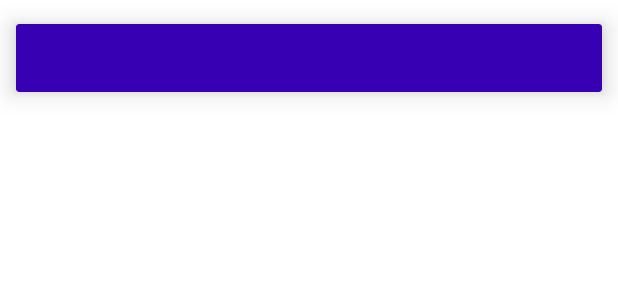
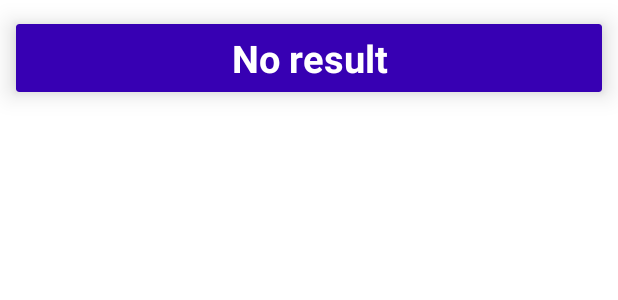
Before and after one commit to rajatUsingGit/movieDB, an Android app: the layout list_item.xml on its own in the app's theme, with its tools: preview values and no code run, on a phone screen of 412 x 824 dp. Shown: the top 300 px of the screen. Run offline under Robolectric (Android 15) with nearby library versions, the phone set to English and light mode, and no system bars; network calls fail.

```diff
--- a/app/src/main/java/com/example/mymovies/data/local/MovieDao.java
+++ b/app/src/main/java/com/example/mymovies/data/local/MovieDao.java
@@ -30,4 +30,7 @@ public interface MovieDao {
     @Query("SELECT * FROM movie_table WHERE id=:id")
     MovieItem getMovieById(int id);
 
+    @Query("SELECT * FROM movie_table WHERE UPPER(title)=UPPER(:title)")
+    MovieItem getMovieByTitle(String title);
+
 }
--- a/app/src/main/res/layout/list_item.xml
+++ b/app/src/main/res/layout/list_item.xml
@@ -1,28 +1,26 @@
 <?xml version="1.0" encoding="utf-8"?>
 <layout xmlns:android="http://schemas.android.com/apk/res/android"
     xmlns:app="http://schemas.android.com/apk/res-auto">
-    <androidx.cardview.widget.CardView
+    <LinearLayout
         android:layout_width="match_parent"
-        android:layout_height="wrap_content"
-        app:cardElevation="10dp"
-        app:cardBackgroundColor="@color/purple_700"
-        app:cardUseCompatPadding="true">
-        <androidx.constraintlayout.widget.ConstraintLayout
+        android:layout_height="match_parent"
+        android:orientation="vertical">
+        <androidx.cardview.widget.CardView
             android:layout_width="match_parent"
-            android:layout_height="wrap_content">
+            android:layout_height="wrap_content"
+            app:cardElevation="10dp"
+            app:cardBackgroundColor="@color/purple_700"
+            app:cardUseCompatPadding="true">
             <TextView
                 android:id="@+id/textBox"
                 android:layout_width="match_parent"
                 android:layout_height="wrap_content"
                 android:padding="5dp"
                 android:textSize="25sp"
+                android:text="No result"
                 android:textAlignment="center"
                 android:textColor="@color/white"
-                android:textStyle="bold"
-                app:layout_constraintStart_toStartOf="parent"
-                app:layout_constraintEnd_toEndOf="parent"
-                app:layout_constraintTop_toTopOf="parent"
-                app:layout_constraintBottom_toBottomOf="parent"/>
-        </androidx.constraintlayout.widget.ConstraintLayout>
-    </androidx.cardview.widget.CardView>
+                android:textStyle="bold" />
+        </androidx.cardview.widget.CardView>
+    </LinearLayout>
 </layout>
```
Also changed, not shown: app/src/main/java/com/example/mymovies/data/MovieRepository.java (+15 -0 lines), app/src/main/java/com/example/mymovies/ui/SearchActivity.java (+21 -16 lines), app/src/main/res/layout/activity_detail.xml (+7 -3 lines), app/src/main/res/layout/activity_search.xml (deleted, +0 -11 lines).
